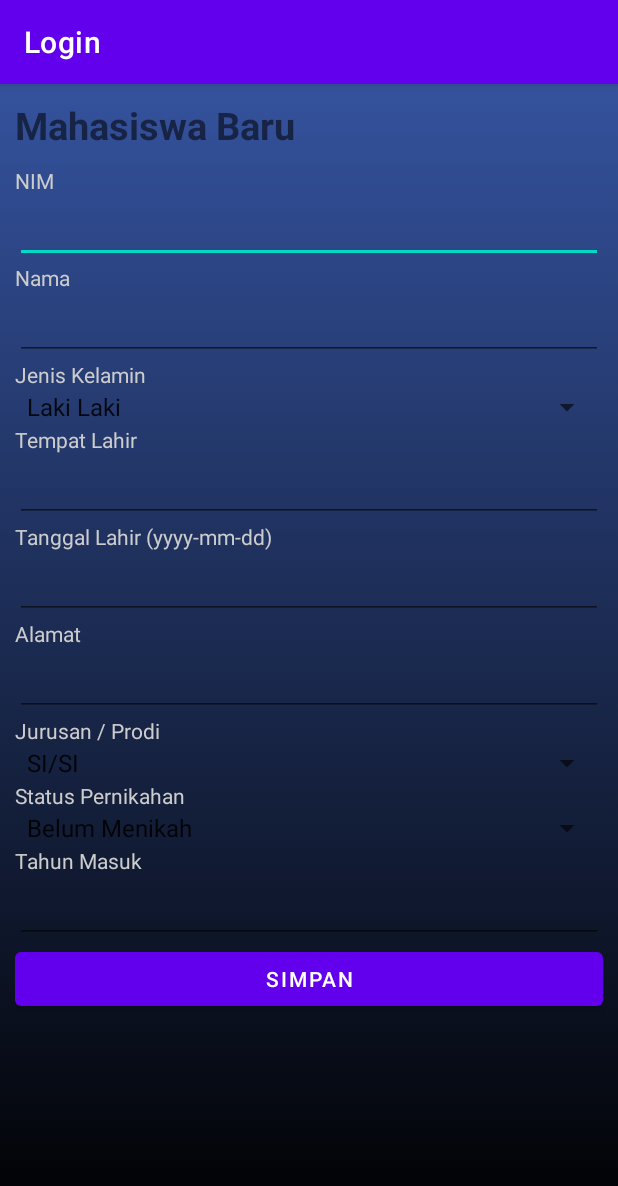
After one commit to GitaSoraya/Login, an Android app: the TambahMahasiswaActivity screen opened directly, with no data from a screen before it, on a phone screen of 412 x 824 dp. The commit adds this screen. Shown: the top 1186 px of the screen. Run offline under Robolectric (Android 15) with nearby library versions, the phone set to English and light mode, and no system bars; libraries missing offline, so code that uses them is left out: com.loopj.android, cz.msebera.android.

Commit message:
login part B

```diff
--- a/app/build.gradle
+++ b/app/build.gradle
@@ -38,4 +38,9 @@ dependencies {
     androidTestImplementation 'androidx.test.espresso:espresso-core:3.5.1'
 
     implementation 'com.loopj.android:android-async-http:1.4.9'
+    implementation 'com.google.code.gson:gson:2.8.5'
+    implementation 'androidx.recyclerview:recyclerview:1.1.0'
+    implementation 'androidx.cardview:cardview:1.0.0'
+    implementation 'com.google.android.material:material:1.4.0'
+    implementation 'androidx.swiperefreshlayout:swiperefreshlayout:1.1.0'
 }
--- a/app/src/main/AndroidManifest.xml
+++ b/app/src/main/AndroidManifest.xml
@@ -14,6 +14,12 @@
         android:theme="@style/Theme.Login"
         tools:targetApi="31">
         <activity
+            android:name=".TampilMahasiswaActivity"
+            android:exported="false" />
+        <activity
+            android:name=".TambahMahasiswaActivity"
+            android:exported="false" />
+        <activity
             android:name=".MenuActivity"
             android:exported="false" />
         <activity
--- /dev/null
+++ b/app/src/main/java/com/gitasoraya201103651/login/TambahMahasiswaActivity.java
@@ -0,0 +1,114 @@
+package com.gitasoraya201103651.login;
+
+import androidx.appcompat.app.AppCompatActivity;
+
+import android.app.AlertDialog;
+import android.os.Bundle;
+import android.util.Log;
+import android.view.View;
+import android.widget.Button;
+import android.widget.EditText;
+import android.widget.Spinner;
+import android.widget.Toast;
+
+import com.loopj.android.http.AsyncHttpClient;
+import com.loopj.android.http.AsyncHttpResponseHandler;
+
+import java.io.UnsupportedEncodingException;
+import java.net.URLEncoder;
+
+import cz.msebera.android.httpclient.Header;
+
+public class TambahMahasiswaActivity extends AppCompatActivity {
+    private Button _saveButton;
+    private EditText _alamatEditText, _namaEditText, _nimEditText, _tahunMasukEditText, _tanggalLahirEditText;
+    private EditText _tempatLahirEditText;
+    private Spinner _jenisKelaminSpinner, _jpSpinner, _statusNikahSpinner;
+
+    @Override
+    protected void onCreate(Bundle savedInstanceState) {
+        super.onCreate(savedInstanceState);
+        setContentView(R.layout.activity_tambah_mahasiswa);
+
+        initInput();
+        initSaveButton();
+    }
+    private void initSaveButton() {
+        _saveButton = findViewById(R.id.saveButton);
+
+        _saveButton.setOnClickListener(new View.OnClickListener() {
+            @Override
+            public void onClick(View view) {
+                String alamat = _alamatEditText.getText().toString();
+                String jeniskelamin = _jenisKelaminSpinner.getSelectedItem().toString();
+                String jp = _jpSpinner.getSelectedItem().toString();
+                String nama = _namaEditText.getText().toString();
+                String nim = _nimEditText.getText().toString();
+                String statusNikah = _statusNikahSpinner.getSelectedItem().toString();
+                String tahunMasuk = _tahunMasukEditText.getText().toString();
+                String tanggalLahir = _tanggalLahirEditText.getText().toString();
+                String tempatLahir = _tempatLahirEditText.getText().toString();
+
+                try {
+                    alamat = URLEncoder.encode(alamat, "utf-8");
+                    jeniskelamin = URLEncoder.encode(jeniskelamin, "utf-8");
+                    nama = URLEncoder.encode(nama, "utf-8");
+                    nim = URLEncoder.encode(nim, "utf-8");
+                    statusNikah = URLEncoder.encode(statusNikah, "utf-8");
+                    tanggalLahir = URLEncoder.encode(tanggalLahir, "utf-8");
+                    tempatLahir = URLEncoder.encode(tempatLahir, "utf-8");
+                } catch (UnsupportedEncodingException e) {
+                    e.printStackTrace();
+                }
+
+                String url = "https://stmikpontianak.net/011100862/tambahMahasiswa.php" +
+                        "?nim=" + nim +
+                        "&nama=" + nama +
+                        "&jenisKelamin=" + jeniskelamin +
+                        "&tempatLahir=" + tempatLahir +
+                        "&tanggalLahir=" + tanggalLahir +
+                        "&alamat=" + alamat +
+                        "&jp=" + jp +
+                        "&statusPernikahan=" + statusNikah +
+                        "&tahunMasuk=" + tahunMasuk;
+
+                Log.d("*tw*", url);
+
+                AsyncHttpClient ahc = new AsyncHttpClient();
+
+                ahc.get(url, new AsyncHttpResponseHandler() {
+                    @Override
+                    public void onSuccess(int statusCode, Header[] headers, byte[] responseBody) {
+                        Log.d("*tw*", new String(responseBody));
+
+                        new AlertDialog.Builder(TambahMahasiswaActivity.this)
+                                .setTitle("Berhasil")
+                                .setMessage("Record berhasil disimpan")
+                                .show();
+                    }
+
+                    @Override
+                    public void onFailure(int statusCode, Header[] headers, byte[] responseBody, Throwable error) {
+                        Toast.makeText(getApplicationContext(), error.getMessage(), Toast.LENGTH_LONG).show();
+
+                    }
+                });
+
+            }
+        });
+
+    }
+
+    private void initInput() {
+        _alamatEditText = findViewById(R.id.alamatEditText);
+        _jenisKelaminSpinner = findViewById(R.id.jeniskelaminSpinner);
+        _jpSpinner = findViewById(R.id.jpSpinner);
+        _namaEditText = findViewById(R.id.namaEditText);
+        _nimEditText = findViewById(R.id.namaEditText);
+        _statusNikahSpinner = findViewById(R.id.statusNikahSpinner);
+        _tahunMasukEditText = findViewById(R.id.tahunMasukEditText);
+        _tanggalLahirEditText = findViewById(R.id.tanggalLahirEditText);
+        _tempatLahirEditText = findViewById(R.id.tempatLahirEditText);
+    }
+
+}
--- a/app/src/main/res/layout/activity_menu.xml
+++ b/app/src/main/res/layout/activity_menu.xml
@@ -22,5 +22,7 @@
         android:background="@android:color/transparent"
         android:drawableLeft="@drawable/student"
         android:textColor="#fff"
-        android:text="Master Mahasiswa"></Button>
+        android:text="Master Mahasiswa"
+        android:id="@+id/tampilMahasiswaButton"
+        ></Button>
 </GridLayout>
--- /dev/null
+++ b/app/src/main/res/layout/activity_tambah_mahasiswa.xml
@@ -0,0 +1,144 @@
+<?xml version="1.0" encoding="utf-8"?>
+<ScrollView
+    xmlns:android="http://schemas.android.com/apk/res/android"
+    xmlns:app="http://schemas.android.com/apk/res-auto"
+    xmlns:tools="http://schemas.android.com/tools"
+    android:layout_width="match_parent"
+    android:layout_height="match_parent"
+    tools:context=".TambahMahasiswaActivity"
+    android:background="@drawable/gradient_a">
+        <LinearLayout
+            android:layout_width="match_parent"
+            android:layout_height="match_parent"
+            android:orientation="vertical"
+            android:padding="10dp">
+
+            <TextView
+                android:layout_width="wrap_content"
+                android:layout_height="wrap_content"
+                android:layout_marginBottom="10dp"
+                android:text="Mahasiswa Baru"
+                android:textSize="25sp"
+                android:textStyle="bold"/>
+
+            <TextView
+                android:layout_width="wrap_content"
+                android:layout_height="wrap_content"
+                android:text="NIM"
+                style="@style/textView1"/>
+
+            <EditText
+                android:id="@+id/nimEditText"
+                android:layout_width="match_parent"
+                android:layout_height="wrap_content"
+                style="@style/editText1"/>
+
+            <TextView
+                android:layout_width="wrap_content"
+                android:layout_height="wrap_content"
+                android:text="Nama"
+                style="@style/textView1"/>
+
+            <EditText
+                android:id="@+id/namaEditText"
+                android:layout_width="match_parent"
+                android:layout_height="wrap_content"
+                style="@style/editText1"/>
+
+            <TextView
+                android:layout_width="wrap_content"
+                android:layout_height="wrap_content"
+                android:text="Jenis Kelamin"
+                style="@style/textView1"/>
+
+            <Spinner
+                android:id="@+id/jeniskelaminSpinner"
+                android:layout_width="match_parent"
+                android:layout_height="wrap_content"
+                android:entries="@array/jeniskelaminArray"
+                style="@style/spinner1"/>
+
+            <TextView
+                android:layout_width="wrap_content"
+                android:layout_height="wrap_content"
+                android:text="Tempat Lahir"
+                style="@style/textView1"/>
+
+            <EditText
+                android:id="@+id/tempatLahirEditText"
+                android:layout_width="match_parent"
+                android:layout_height="wrap_content"
+                style="@style/editText1"/>
+
+            <TextView
+                android:layout_width="wrap_content"
+                android:layout_height="wrap_content"
+                android:text="Tanggal Lahir (yyyy-mm-dd)"
+                style="@style/textView1"/>
+
+            <EditText
+                android:id="@+id/tanggalLahirEditText"
+                android:layout_width="match_parent"
+                android:layout_height="wrap_content"
+                android:inputType="date"
+                style="@style/editText1"/>
+
+            <TextView
+                android:layout_width="wrap_content"
+                android:layout_height="wrap_content"
+                android:text="Alamat"
+                style="@style/textView1"/>
+
+            <EditText
+                android:id="@+id/alamatEditText"
+                android:layout_width="match_parent"
+                android:layout_height="wrap_content"
+                style="@style/editText1"/>
+
+            <TextView
+                android:layout_width="wrap_content"
+                android:layout_height="wrap_content"
+                android:text="Jurusan / Prodi"
+                style="@style/textView1"/>
+
+            <Spinner
+                android:id="@+id/jpSpinner"
+                android:layout_width="match_parent"
+                android:layout_height="wrap_content"
+                android:entries="@array/jpArray"
+                style="@style/spinner1"/>
+
+            <TextView
+                android:layout_width="wrap_content"
+                android:layout_height="wrap_content"
+                android:text="Status Pernikahan"
+                style="@style/textView1"/>
+
+            <Spinner
+                android:id="@+id/statusNikahSpinner"
+                android:layout_width="match_parent"
+                android:layout_height="wrap_content"
+                android:entries="@array/statusNikahArray"
+                style="@style/spinner1"/>
+
+            <TextView
+                android:layout_width="wrap_content"
+                android:layout_height="wrap_content"
+                android:text="Tahun Masuk"
+                style="@style/textView1"/>
+
+            <EditText
+                android:layout_width="match_parent"
+                android:layout_height="wrap_content"
+                android:inputType="number"
+                android:id="@+id/tahunMasukEditText"
+                style="@style/editText1"/>
+
+            <Button
+                android:layout_width="match_parent"
+                android:layout_height="wrap_content"
+                android:text="Simpan"
+                android:id="@+id/saveButton" />
+
+        </LinearLayout>
+    </ScrollView>
--- a/app/src/main/res/values-night/themes.xml
+++ b/app/src/main/res/values-night/themes.xml
@@ -13,4 +13,13 @@
         <item name="android:statusBarColor" tools:targetApi="21">?attr/colorPrimaryVariant</item>
         <!-- Customize your theme here. -->
     </style>
+    <style name="textView1">
+        <item name="android:textColor">#cccccc</item>
+    </style>
+    <style name="editText1">
+        <item name="android:textColor">#cccccc</item>
+    </style>
+    <style name="spinner1">
+        <item name="android:textColor">#cccccc</item>
+    </style>
 </resources>
--- a/app/src/main/res/values/strings.xml
+++ b/app/src/main/res/values/strings.xml
@@ -1,3 +1,19 @@
 <resources>
     <string name="app_name">Login</string>
+    <string-array name="jeniskelaminArray">
+        <item>Laki Laki</item>
+        <item>Perempuan</item>
+    </string-array>
+
+    <string-array name="statusNikahArray">
+        <item>Belum Menikah</item>
+        <item>Menikah</item>
+        <item>Duda</item>
+        <item>Janda</item>
+    </string-array>
+
+    <string-array name="jpArray">
+        <item>SI/SI</item>
+        <item>TI/TI</item>
+    </string-array>
 </resources>
--- a/app/src/main/res/values/themes.xml
+++ b/app/src/main/res/values/themes.xml
@@ -13,4 +13,13 @@
         <item name="android:statusBarColor" tools:targetApi="21">?attr/colorPrimaryVariant</item>
         <!-- Customize your theme here. -->
     </style>
+    <style name="textView1">
+        <item name="android:textColor">#cccccc</item>
+    </style>
+    <style name="editText1">
+        <item name="android:textColor">#cccccc</item>
+    </style>
+    <style name="spinner1">
+        <item name="android:textColor">#cccccc</item>
+    </style>
 </resources>
```
Also changed, not shown: app/src/main/java/com/gitasoraya201103651/login/MahasiswaAdapter.java (added, +62 -0 lines), app/src/main/java/com/gitasoraya201103651/login/MahasiswaModel.java (added, +25 -0 lines), app/src/main/java/com/gitasoraya201103651/login/MahasiswaViewHolder.java (added, +27 -0 lines), app/src/main/java/com/gitasoraya201103651/login/MenuActivity.java (+25 -1 lines), app/src/main/java/com/gitasoraya201103651/login/TampilMahasiswaActivity.java (added, +80 -0 lines), app/src/main/res/layout/activity_tampil_mahasiswa.xml (added, +27 -0 lines), app/src/main/res/layout/list_mahasiswa.xml (added, +67 -0 lines), app/src/main/res/drawable/boy.png (added), app/src/main/res/drawable/girl.png (added).
